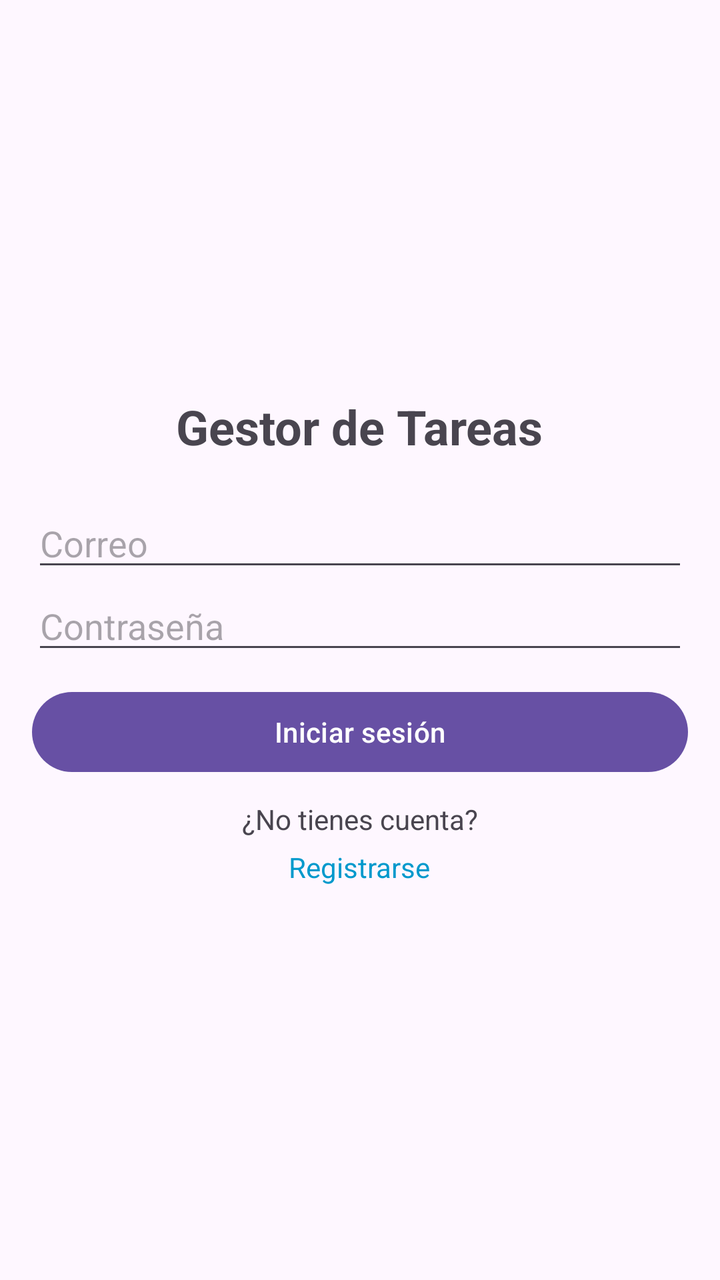
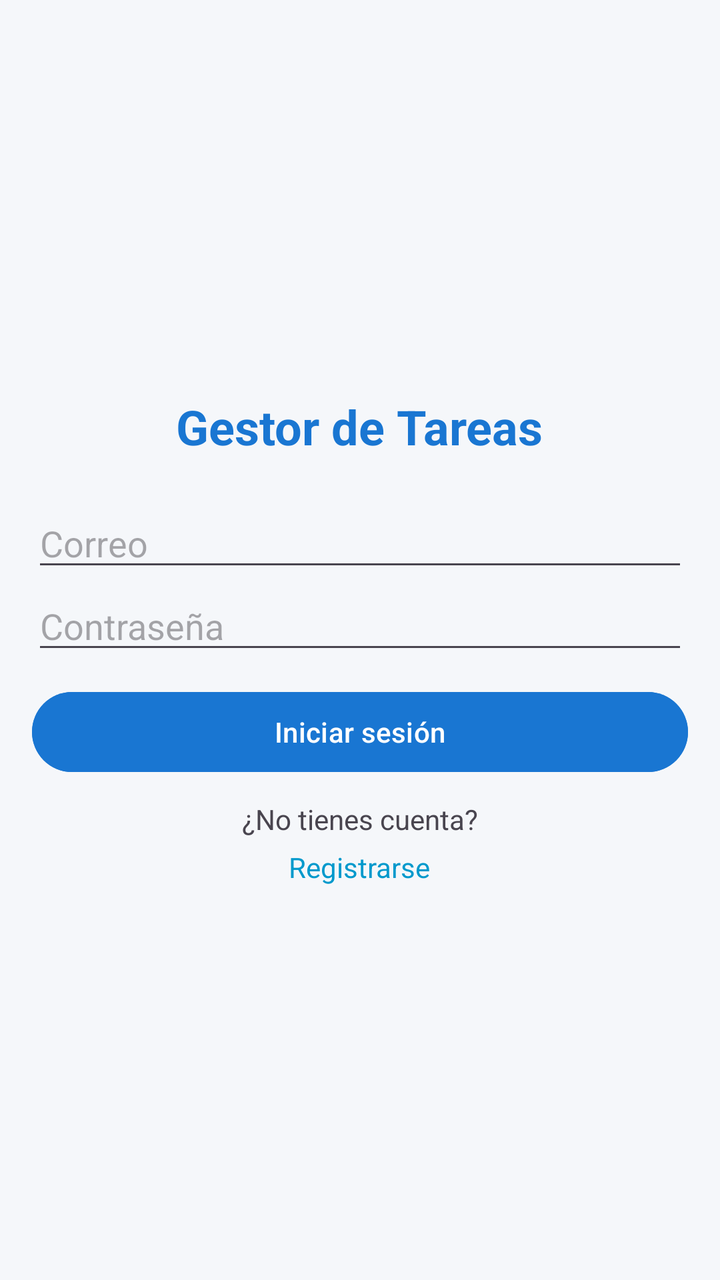

Screens rendered from an Android XML layout before and after an edit, with the pre-edit source and the edit as a unified diff.
<!-- AndroidManifest.xml: application theme Theme.GestorDeTareas -->
<!-- res/layout/activity_login.xml -->
<?xml version="1.0" encoding="utf-8"?>
<LinearLayout xmlns:android="http://schemas.android.com/apk/res/android"
    android:layout_width="match_parent"
    android:layout_height="match_parent"
    android:orientation="vertical"
    android:gravity="center"
    android:padding="16dp">

    <TextView
        android:id="@+id/txAuth"
        android:layout_width="wrap_content"
        android:layout_height="wrap_content"
        android:text="Gestor de Tareas"
        android:textSize="24sp"
        android:textStyle="bold"
        android:layout_marginBottom="20dp"/>

    <EditText
        android:id="@+id/etEmail"
        android:layout_width="match_parent"
        android:layout_height="wrap_content"
        android:hint="Correo"/>

    <EditText
        android:id="@+id/etPassword"
        android:layout_width="match_parent"
        android:layout_height="wrap_content"
        android:hint="Contraseña"
        android:inputType="textPassword"/>

    <Button
        android:id="@+id/btnLogin"
        android:layout_width="match_parent"
        android:layout_height="wrap_content"
        android:text="Iniciar sesión"
        android:layout_marginBottom="10dp"
        android:layout_marginTop="10dp"/>

    <TextView
        android:id="@+id/txAccount"
        android:layout_width="wrap_content"
        android:layout_height="wrap_content"
        android:text="¿No tienes cuenta?"
        android:layout_marginBottom="5dp"/>

    <TextView
        android:id="@+id/txRegister"
        android:layout_width="wrap_content"
        android:layout_height="wrap_content"
        android:text="Registrarse"
        android:textColor="@android:color/holo_blue_dark"
        android:clickable="true"
        android:focusable="true"/>

</LinearLayout>
<!-- resources referenced by this layout -->
<resources>
  <style name="Theme.GestorDeTareas" parent="Base.Theme.GestorDeTareas" />
  <style name="Base.Theme.GestorDeTareas" parent="Theme.Material3.DayNight.NoActionBar">
          
          
      </style>
</resources>

<!-- the commit's change to res/layout/activity_login.xml (unified diff, before → after) -->
@@ -4,7 +4,8 @@
     android:layout_height="match_parent"
     android:orientation="vertical"
     android:gravity="center"
-    android:padding="16dp">
+    android:padding="16dp"
+    android:background="@color/background">
 
     <TextView
         android:id="@+id/txAuth"
@@ -13,7 +14,8 @@
         android:text="Gestor de Tareas"
         android:textSize="24sp"
         android:textStyle="bold"
-        android:layout_marginBottom="20dp"/>
+        android:layout_marginBottom="20dp"
+        android:textColor="@color/primary"/>
 
     <EditText
         android:id="@+id/etEmail"
@@ -34,7 +36,9 @@
         android:layout_height="wrap_content"
         android:text="Iniciar sesión"
         android:layout_marginBottom="10dp"
-        android:layout_marginTop="10dp"/>
+        android:layout_marginTop="10dp"
+        android:backgroundTint="@color/primary"
+        android:textColor="@color/white"/>
 
     <TextView
         android:id="@+id/txAccount"
<!-- resource entries referenced after the edit -->
@@ -1,5 +1,8 @@
 <!-- resources referenced by this layout -->
 <resources>
+  <color name="background">#F5F7FA</color>
+  <color name="primary">#1976D2</color>
+  <color name="white">#FFFFFF</color>
   <style name="Theme.GestorDeTareas" parent="Base.Theme.GestorDeTareas" />
   <style name="Base.Theme.GestorDeTareas" parent="Theme.Material3.DayNight.NoActionBar">
           
